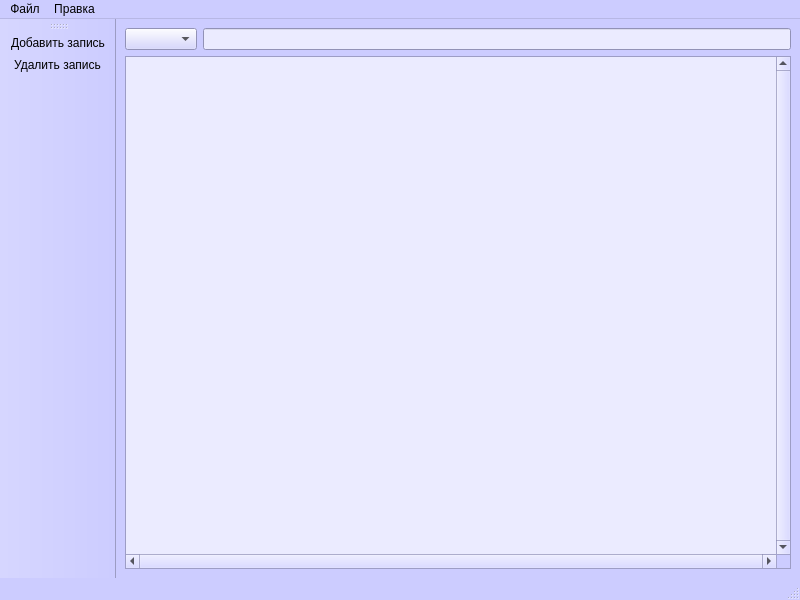
Before: the Qt Designer form mainwindow.ui in sowecthal/IS-Decanat, drawn with Qt 5.
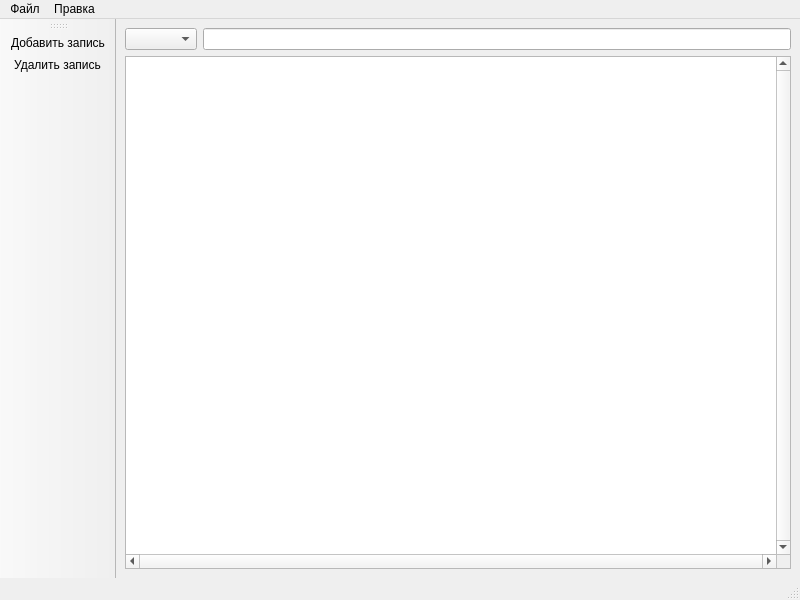
After: the same form once the commit is applied. Icons and pictures are not drawn.

```diff
--- a/mainwindow.ui
+++ b/mainwindow.ui
@@ -10,448 +10,6 @@
     <height>600</height>
    </rect>
   </property>
-  <property name="palette">
-   <palette>
-    <active>
-     <colorrole role="WindowText">
-      <brush brushstyle="SolidPattern">
-       <color alpha="255">
-        <red>0</red>
-        <green>0</green>
-        <blue>0</blue>
-       </color>
-      </brush>
-     </colorrole>
-     <colorrole role="Button">
-      <brush brushstyle="SolidPattern">
-       <color alpha="255">
-        <red>204</red>
-        <green>204</green>
-        <blue>255</blue>
-       </color>
-      </brush>
-     </colorrole>
-     <colorrole role="Light">
-      <brush brushstyle="SolidPattern">
-       <color alpha="255">
-        <red>255</red>
-        <green>255</green>
-        <blue>255</blue>
-       </color>
-      </brush>
-     </colorrole>
-     <colorrole role="Midlight">
-      <brush brushstyle="SolidPattern">
-       <color alpha="255">
-        <red>229</red>
-        <green>229</green>
-        <blue>255</blue>
-       </color>
-      </brush>
-     </colorrole>
-     <colorrole role="Dark">
-      <brush brushstyle="SolidPattern">
-       <color alpha="255">
-        <red>102</red>
-        <green>102</green>
-        <blue>127</blue>
-       </color>
-      </brush>
-     </colorrole>
-     <colorrole role="Mid">
-      <brush brushstyle="SolidPattern">
-       <color alpha="255">
-        <red>136</red>
-        <green>136</green>
-        <blue>170</blue>
-       </color>
-      </brush>
-     </colorrole>
-     <colorrole role="Text">
-      <brush brushstyle="SolidPattern">
-       <color alpha="255">
-        <red>0</red>
-        <green>0</green>
-        <blue>0</blue>
-       </color>
-      </brush>
-     </colorrole>
-     <colorrole role="BrightText">
-      <brush brushstyle="SolidPattern">
-       <color alpha="255">
-        <red>255</red>
-        <green>255</green>
-        <blue>255</blue>
-       </color>
-      </brush>
-     </colorrole>
-     <colorrole role="ButtonText">
-      <brush brushstyle="SolidPattern">
-       <color alpha="255">
-        <red>0</red>
-        <green>0</green>
-        <blue>0</blue>
-       </color>
-      </brush>
-     </colorrole>
-     <colorrole role="Base">
-      <brush brushstyle="SolidPattern">
-       <color alpha="255">
-        <red>235</red>
-        <green>235</green>
-        <blue>255</blue>
-       </color>
-      </brush>
-     </colorrole>
-     <colorrole role="Window">
-      <brush brushstyle="SolidPattern">
-       <color alpha="255">
-        <red>204</red>
-        <green>204</green>
-        <blue>255</blue>
-       </color>
-      </brush>
-     </colorrole>
-     <colorrole role="Shadow">
-      <brush brushstyle="SolidPattern">
-       <color alpha="255">
-        <red>0</red>
-        <green>0</green>
-        <blue>0</blue>
-       </color>
-      </brush>
-     </colorrole>
-     <colorrole role="AlternateBase">
-      <brush brushstyle="SolidPattern">
-       <color alpha="255">
-        <red>229</red>
-        <green>229</green>
-        <blue>255</blue>
-       </color>
-      </brush>
-     </colorrole>
-     <colorrole role="ToolTipBase">
-      <brush brushstyle="SolidPattern">
-       <color alpha="255">
-        <red>255</red>
-        <green>255</green>
-        <blue>220</blue>
-       </color>
-      </brush>
-     </colorrole>
-     <colorrole role="ToolTipText">
-      <brush brushstyle="SolidPattern">
-       <color alpha="255">
-        <red>0</red>
-        <green>0</green>
-        <blue>0</blue>
-       </color>
-      </brush>
-     </colorrole>
-     <colorrole role="PlaceholderText">
-      <brush brushstyle="SolidPattern">
-       <color alpha="128">
-        <red>0</red>
-        <green>0</green>
-        <blue>0</blue>
-       </color>
-      </brush>
-     </colorrole>
-    </active>
-    <inactive>
-     <colorrole role="WindowText">
-      <brush brushstyle="SolidPattern">
-       <color alpha="255">
-        <red>0</red>
-        <green>0</green>
-        <blue>0</blue>
-       </color>
-      </brush>
-     </colorrole>
-     <colorrole role="Button">
-      <brush brushstyle="SolidPattern">
-       <color alpha="255">
-        <red>204</red>
-        <green>204</green>
-        <blue>255</blue>
-       </color>
-      </brush>
-     </colorrole>
-     <colorrole role="Light">
-      <brush brushstyle="SolidPattern">
-       <color alpha="255">
-        <red>255</red>
-        <green>255</green>
-        <blue>255</blue>
-       </color>
-      </brush>
-     </colorrole>
-     <colorrole role="Midlight">
-      <brush brushstyle="SolidPattern">
-       <color alpha="255">
-        <red>229</red>
-        <green>229</green>
-        <blue>255</blue>
-       </color>
-      </brush>
-     </colorrole>
-     <colorrole role="Dark">
-      <brush brushstyle="SolidPattern">
-       <color alpha="255">
-        <red>102</red>
-        <green>102</green>
-        <blue>127</blue>
-       </color>
-      </brush>
-     </colorrole>
-     <colorrole role="Mid">
-      <brush brushstyle="SolidPattern">
-       <color alpha="255">
-        <red>136</red>
-        <green>136</green>
-        <blue>170</blue>
-       </color>
-      </brush>
-     </colorrole>
-     <colorrole role="Text">
-      <brush brushstyle="SolidPattern">
-       <color alpha="255">
-        <red>0</red>
-        <green>0</green>
-        <blue>0</blue>
-       </color>
-      </brush>
-     </colorrole>
-     <colorrole role="BrightText">
-      <brush brushstyle="SolidPattern">
-       <color alpha="255">
-        <red>255</red>
-        <green>255</green>
-        <blue>255</blue>
-       </color>
-      </brush>
-     </colorrole>
-     <colorrole role="ButtonText">
-      <brush brushstyle="SolidPattern">
-       <color alpha="255">
-        <red>0</red>
-        <green>0</green>
-        <blue>0</blue>
-       </color>
-      </brush>
-     </colorrole>
-     <colorrole role="Base">
-      <brush brushstyle="SolidPattern">
-       <color alpha="255">
-        <red>235</red>
-        <green>235</green>
-        <blue>255</blue>
-       </color>
-      </brush>
-     </colorrole>
-     <colorrole role="Window">
-      <brush brushstyle="SolidPattern">
-       <color alpha="255">
-        <red>204</red>
-        <green>204</green>
-        <blue>255</blue>
-       </color>
-      </brush>
-     </colorrole>
-     <colorrole role="Shadow">
-      <brush brushstyle="SolidPattern">
-       <color alpha="255">
-        <red>0</red>
-        <green>0</green>
-        <blue>0</blue>
-       </color>
-      </brush>
-     </colorrole>
-     <colorrole role="AlternateBase">
-      <brush brushstyle="SolidPattern">
-       <color alpha="255">
-        <red>229</red>
-        <green>229</green>
-        <blue>255</blue>
-       </color>
-      </brush>
-     </colorrole>
-     <colorrole role="ToolTipBase">
-      <brush brushstyle="SolidPattern">
-       <color alpha="255">
-        <red>255</red>
-        <green>255</green>
-        <blue>220</blue>
-       </color>
-      </brush>
-     </colorrole>
-     <colorrole role="ToolTipText">
-      <brush brushstyle="SolidPattern">
-       <color alpha="255">
-        <red>0</red>
-        <green>0</green>
-        <blue>0</blue>
-       </color>
-      </brush>
-     </colorrole>
-     <colorrole role="PlaceholderText">
-      <brush brushstyle="SolidPattern">
-       <color alpha="128">
-        <red>0</red>
-        <green>0</green>
-        <blue>0</blue>
-       </color>
-      </brush>
-     </colorrole>
-    </inactive>
-    <disabled>
-     <colorrole role="WindowText">
-      <brush brushstyle="SolidPattern">
-       <color alpha="255">
-        <red>102</red>
-        <green>102</green>
-        <blue>127</blue>
-       </color>
-      </brush>
-     </colorrole>
-     <colorrole role="Button">
-      <brush brushstyle="SolidPattern">
-       <color alpha="255">
-        <red>204</red>
-        <green>204</green>
-        <blue>255</blue>
-       </color>
-      </brush>
-     </colorrole>
-     <colorrole role="Light">
-      <brush brushstyle="SolidPattern">
-       <color alpha="255">
-        <red>255</red>
-        <green>255</green>
-        <blue>255</blue>
-       </color>
-      </brush>
-     </colorrole>
-     <colorrole role="Midlight">
-      <brush brushstyle="SolidPattern">
-       <color alpha="255">
-        <red>229</red>
-        <green>229</green>
-        <blue>255</blue>
-       </color>
-      </brush>
-     </colorrole>
-     <colorrole role="Dark">
-      <brush brushstyle="SolidPattern">
-       <color alpha="255">
-        <red>102</red>
-        <green>102</green>
-        <blue>127</blue>
-       </color>
-      </brush>
-     </colorrole>
-     <colorrole role="Mid">
-      <brush brushstyle="SolidPattern">
-       <color alpha="255">
-        <red>136</red>
-        <green>136</green>
-        <blue>170</blue>
-       </color>
-      </brush>
-     </colorrole>
-     <colorrole role="Text">
-      <brush brushstyle="SolidPattern">
-       <color alpha="255">
-        <red>102</red>
-        <green>102</green>
-        <blue>127</blue>
-       </color>
-      </brush>
-     </colorrole>
-     <colorrole role="BrightText">
-      <brush brushstyle="SolidPattern">
-       <color alpha="255">
-        <red>255</red>
-        <green>255</green>
-        <blue>255</blue>
-       </color>
-      </brush>
-     </colorrole>
-     <colorrole role="ButtonText">
-      <brush brushstyle="SolidPattern">
-       <color alpha="255">
-        <red>102</red>
-        <green>102</green>
-        <blue>127</blue>
-       </color>
-      </brush>
-     </colorrole>
-     <colorrole role="Base">
-      <brush brushstyle="SolidPattern">
-       <color alpha="255">
-        <red>204</red>
-        <green>204</green>
-        <blue>255</blue>
-       </color>
-      </brush>
-     </colorrole>
-     <colorrole role="Window">
-      <brush brushstyle="SolidPattern">
-       <color alpha="255">
-        <red>204</red>
-        <green>204</green>
-        <blue>255</blue>
-       </color>
-      </brush>
-     </colorrole>
-     <colorrole role="Shadow">
-      <brush brushstyle="SolidPattern">
-       <color alpha="255">
-        <red>0</red>
-        <green>0</green>
-        <blue>0</blue>
-       </color>
-      </brush>
-     </colorrole>
-     <colorrole role="AlternateBase">
-      <brush brushstyle="SolidPattern">
-       <color alpha="255">
-        <red>204</red>
-        <green>204</green>
-        <blue>255</blue>
-       </color>
-      </brush>
-     </colorrole>
-     <colorrole role="ToolTipBase">
-      <brush brushstyle="SolidPattern">
-       <color alpha="255">
-        <red>255</red>
-        <green>255</green>
-        <blue>220</blue>
-       </color>
-      </brush>
-     </colorrole>
-     <colorrole role="ToolTipText">
-      <brush brushstyle="SolidPattern">
-       <color alpha="255">
-        <red>0</red>
-        <green>0</green>
-        <blue>0</blue>
-       </color>
-      </brush>
-     </colorrole>
-     <colorrole role="PlaceholderText">
-      <brush brushstyle="SolidPattern">
-       <color alpha="128">
-        <red>0</red>
-        <green>0</green>
-        <blue>0</blue>
-       </color>
-      </brush>
-     </colorrole>
-    </disabled>
-   </palette>
-  </property>
   <property name="windowTitle">
    <string>MainWindow</string>
   </property>
@@ -521,7 +79,7 @@
      <x>0</x>
      <y>0</y>
      <width>800</width>
-     <height>21</height>
+     <height>25</height>
     </rect>
    </property>
    <widget class="QMenu" name="menu">
```
